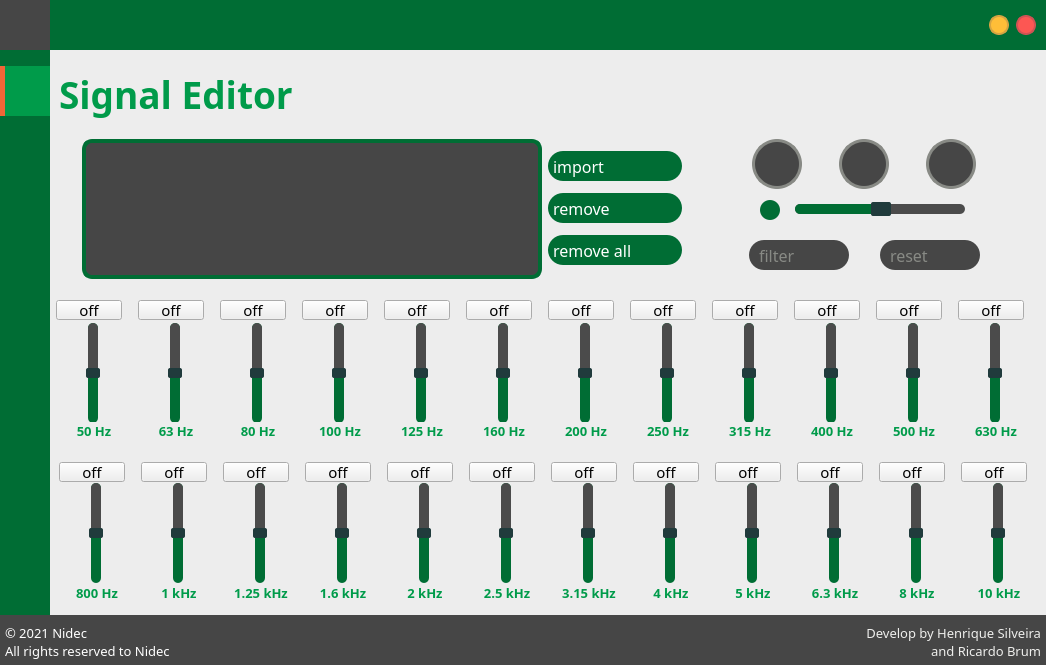
First picture: the form in Forms/form.ui, repository henriquealende/PsychoBox, before the edit.
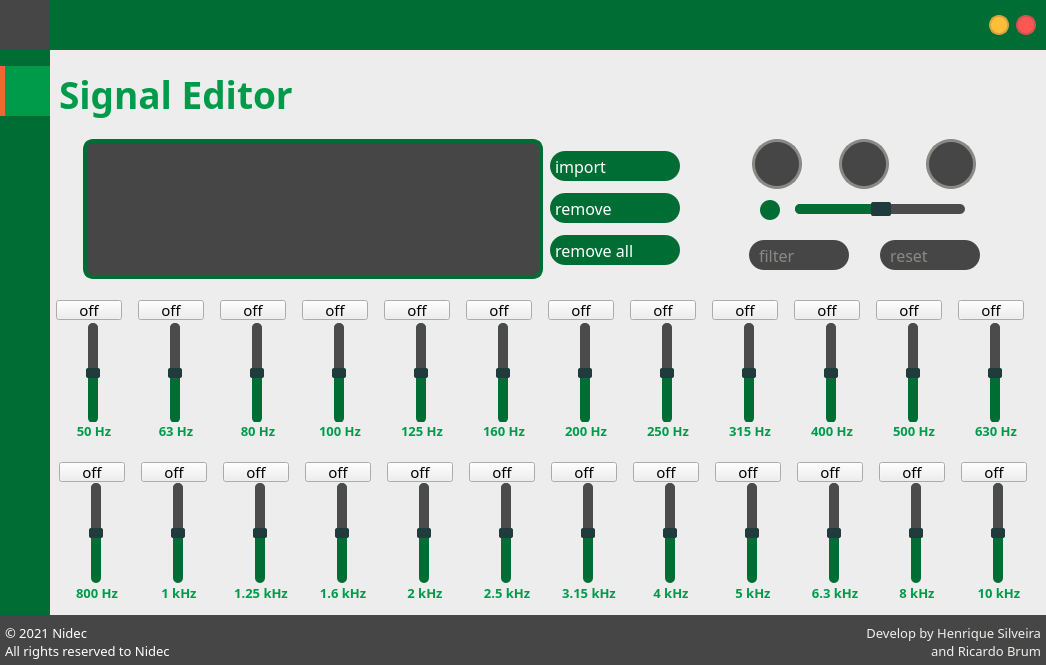
Second picture: the form after the edit. The open tabs and pages were chosen to show the change. Icons and pictures are not drawn.

Diff of the .ui file:
```diff
--- a/Forms/form.ui
+++ b/Forms/form.ui
@@ -3266,7 +3266,7 @@
                        <widget class="QFrame" name="frame_52">
                         <property name="minimumSize">
                          <size>
-                          <width>300</width>
+                          <width>0</width>
                           <height>0</height>
                          </size>
                         </property>
@@ -3308,8 +3308,8 @@
                           <widget class="QListWidget" name="listWidget">
                            <property name="minimumSize">
                             <size>
-                             <width>450</width>
-                             <height>140</height>
+                             <width>0</width>
+                             <height>0</height>
                             </size>
                            </property>
                            <property name="font">
@@ -3370,6 +3370,18 @@
                       </item>
                       <item>
                        <widget class="QFrame" name="frame_53">
+                        <property name="minimumSize">
+                         <size>
+                          <width>130</width>
+                          <height>0</height>
+                         </size>
+                        </property>
+                        <property name="maximumSize">
+                         <size>
+                          <width>130</width>
+                          <height>16777215</height>
+                         </size>
+                        </property>
                         <property name="styleSheet">
                          <string notr="true">
 QPushButton {
```
Left out of the diff: 6 changed lines with no effect on the pictures.
